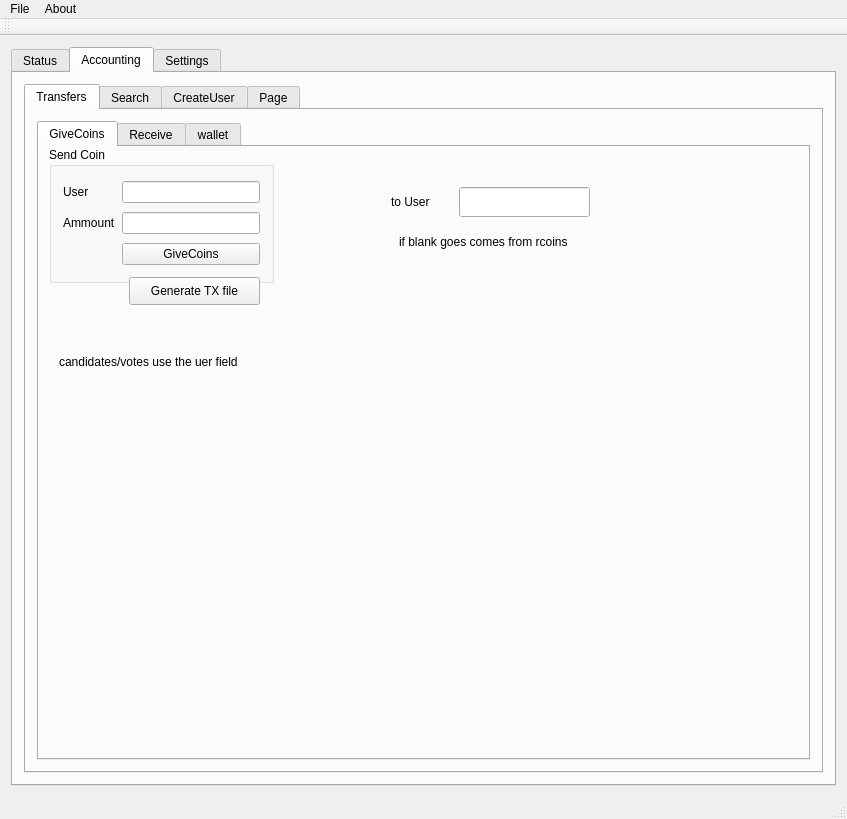
First picture: the form in qtCoin/mainwindow.ui, repository netpipe/EcoCoin, before the edit.
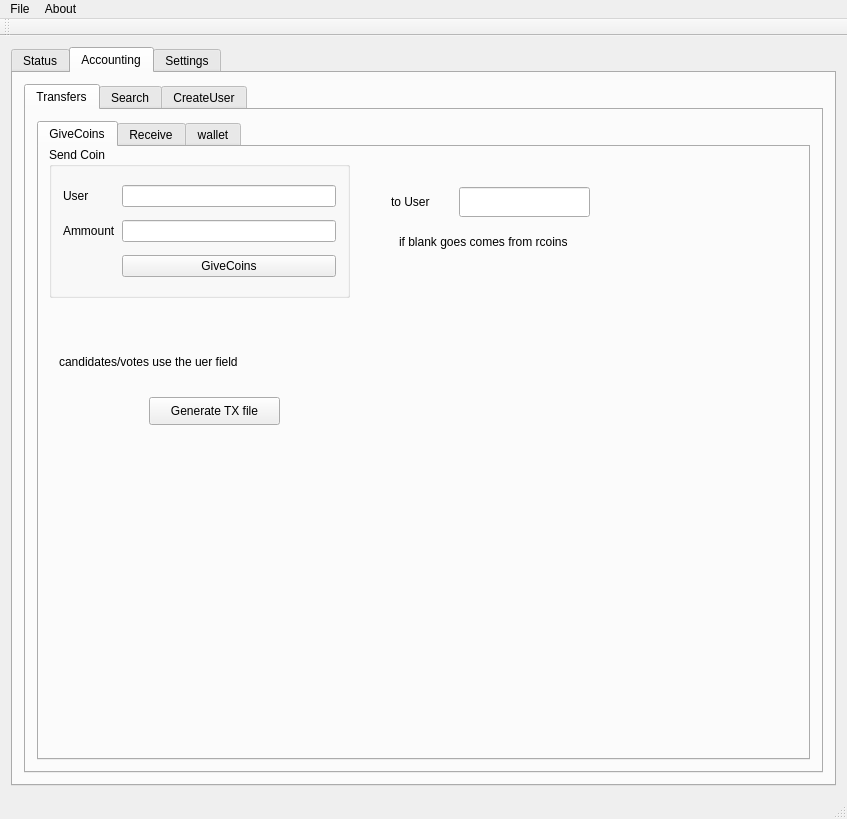
Second picture: the form after the edit. The open tabs and pages were chosen to show the change.

Patch:
```diff
--- a/qtCoin/mainwindow.ui
+++ b/qtCoin/mainwindow.ui
@@ -118,8 +118,8 @@
                  <rect>
                   <x>10</x>
                   <y>0</y>
-                  <width>225</width>
-                  <height>136</height>
+                  <width>301</width>
+                  <height>151</height>
                  </rect>
                 </property>
                 <property name="title">
@@ -158,8 +158,8 @@
                <widget class="QPushButton" name="generatetx">
                 <property name="geometry">
                  <rect>
-                  <x>90</x>
-                  <y>130</y>
+                  <x>110</x>
+                  <y>250</y>
                   <width>131</width>
                   <height>28</height>
                  </rect>
@@ -554,11 +554,6 @@
             </property>
            </widget>
           </widget>
-          <widget class="QWidget" name="tab_4">
-           <attribute name="title">
-            <string>Page</string>
-           </attribute>
-          </widget>
          </widget>
         </item>
        </layout>
```
Left out of the diff: 11 changed lines with no effect on the pictures.
